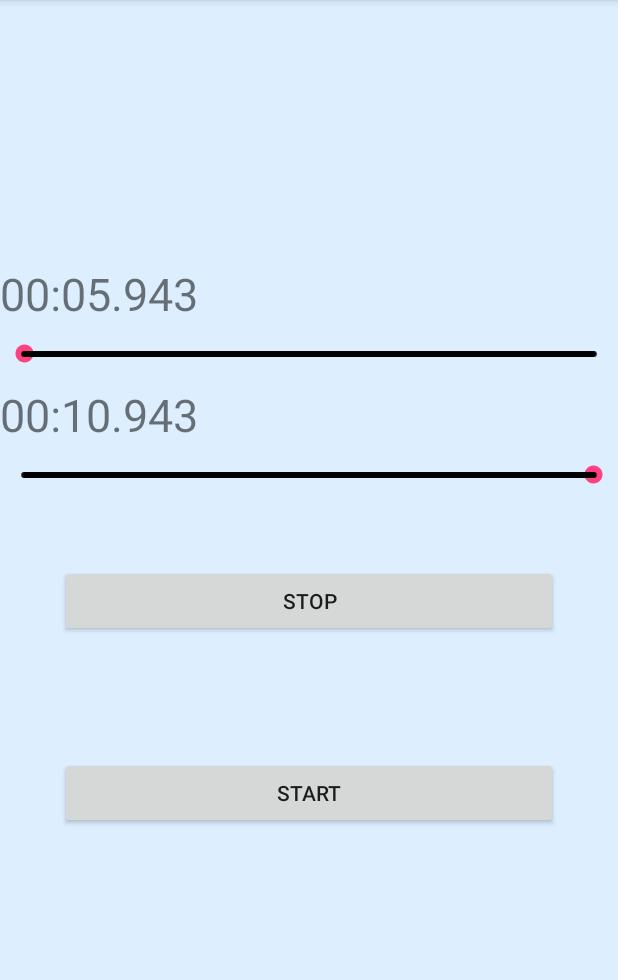
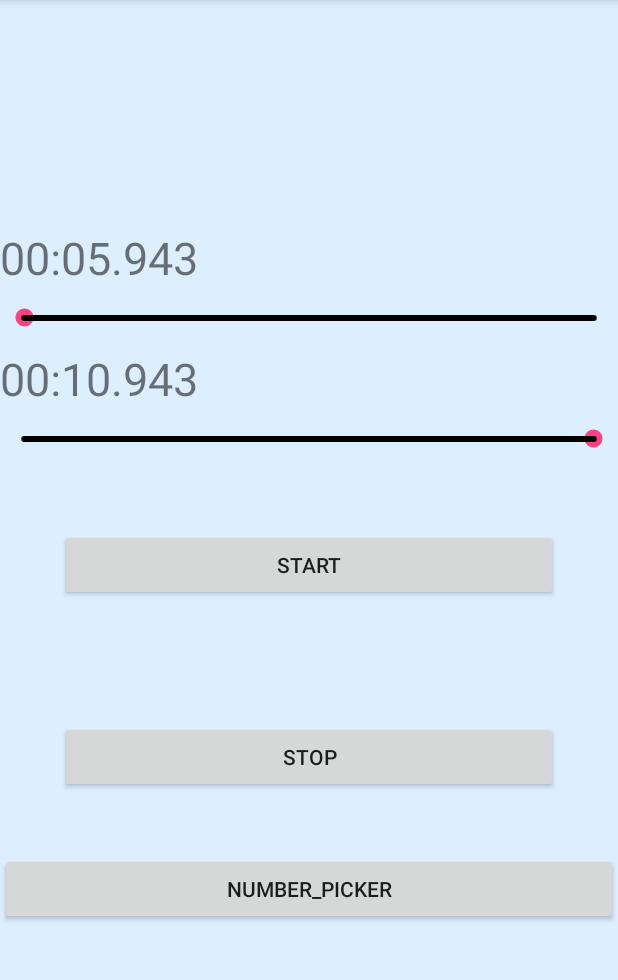
Before and after one commit to YukenNarumi/MusicPlayer, an Android app: the screen it shows after launch (MainActivity), on a phone screen of 412 x 824 dp, the part 84-1064 px from its top. Run offline under Robolectric (Android 15) with nearby library versions, the phone set to English and light mode, and no system bars.

Commit message:
・追加:ダイアログ表示機能 ・追加:ダイアログ画面にドラムロール式(NumberPicker / ナンバーピッカー)の入力機能

```diff
--- a/app/src/main/java/com/example/yuken/musicplayer/MainActivity.java
+++ b/app/src/main/java/com/example/yuken/musicplayer/MainActivity.java
@@ -62,6 +62,8 @@ public class MainActivity extends AppCompatActivity implements Runnable {
 
     private int prevProgressStart = 0;
     private int prevProgressEnd = 0;
+
+    private NumberPickerDialogFragment numberpickerDialogFragment;
     ///
 
     // 音楽の再生進捗率から時間に変換する
@@ -182,6 +184,17 @@ public class MainActivity extends AppCompatActivity implements Runnable {
 */
             // 音楽停止
             audioStop();
+            }
+        });
+
+
+        // DialogFragment表示をボタンに登録
+        numberpickerDialogFragment = new NumberPickerDialogFragment();
+        Button buttonNumberPicker = findViewById(R.id.btn_push);
+        buttonNumberPicker.setOnClickListener(new View.OnClickListener() {
+            @Override
+            public void onClick(View v) {
+                numberpickerDialogFragment.show(getSupportFragmentManager(), NumberPickerDialogFragment.class.getSimpleName());
             }
         });
     }
--- a/app/src/main/res/layout/activity_main.xml
+++ b/app/src/main/res/layout/activity_main.xml
@@ -43,6 +43,13 @@
         />
 
     <Button
+        android:id="@+id/start"
+        android:layout_width="match_parent"
+        android:layout_height="wrap_content"
+        android:layout_margin="40dp"
+        android:text="@string/start" />
+
+    <Button
         android:id="@+id/stop"
         android:layout_width="match_parent"
         android:layout_height="wrap_content"
@@ -50,10 +57,9 @@
         android:text="@string/stop" />
 
     <Button
-        android:id="@+id/start"
+        android:id="@+id/btn_push"
         android:layout_width="match_parent"
         android:layout_height="wrap_content"
-        android:layout_margin="40dp"
-        android:text="@string/start" />
+        android:text="Number_Picker" />
 
 </LinearLayout>
```
Also changed, not shown: app/src/main/java/com/example/yuken/musicplayer/NumberPickerDialogFragment.java (added, +28 -0 lines), app/src/main/res/layout/dialog_numberpicker.xml (added, +14 -0 lines).
